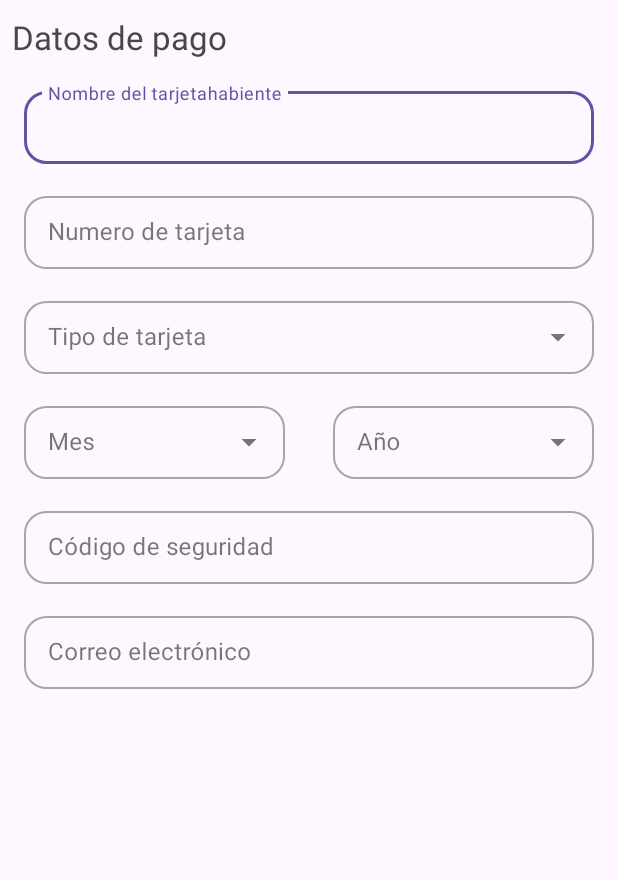
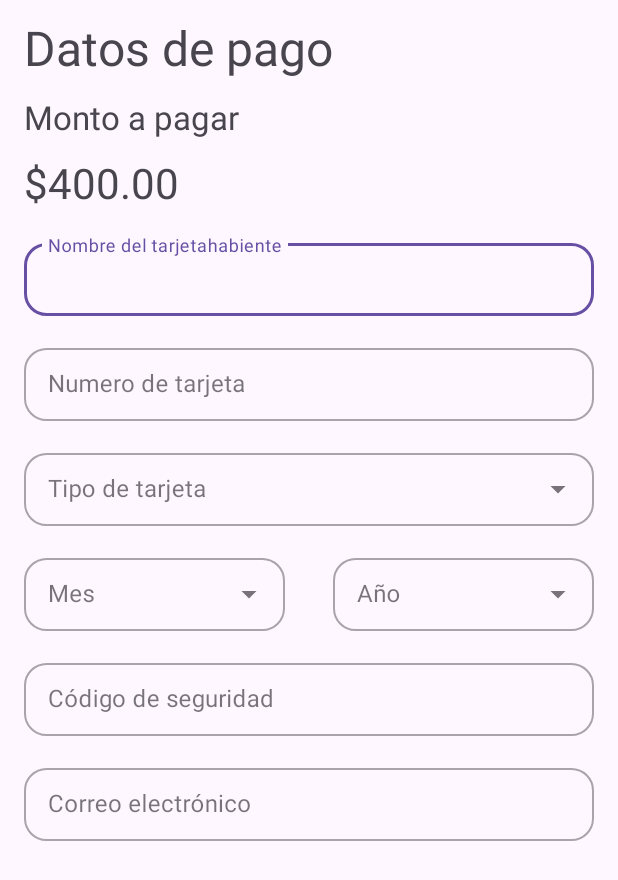
Before and after one commit to anafragoso2/ejercicio1CM, an Android app: the screen it shows after launch (MainActivity), on a phone screen of 412 x 824 dp. Shown: the top 880 px of the screen. Run offline under Robolectric (Android 15) with nearby library versions, the phone set to English and light mode, and no system bars.

Commit message:
monto a pagar added

```diff
--- a/Ejercicio1/app/src/main/java/com/example/ejercicio1/MainActivity.kt
+++ b/Ejercicio1/app/src/main/java/com/example/ejercicio1/MainActivity.kt
@@ -7,6 +7,9 @@ import androidx.core.view.ViewCompat
 import androidx.core.view.WindowInsetsCompat
 
 class MainActivity : AppCompatActivity() {
+
+
+
     override fun onCreate(savedInstanceState: Bundle?) {
         super.onCreate(savedInstanceState)
         enableEdgeToEdge()
--- a/Ejercicio1/app/src/main/res/layout/activity_main.xml
+++ b/Ejercicio1/app/src/main/res/layout/activity_main.xml
@@ -12,9 +12,30 @@
         android:layout_width="match_parent"
         android:layout_height="wrap_content"
         android:layout_marginTop="10dp"
-        android:layout_marginStart="8dp"
+
+        android:layout_marginStart="16dp"
+        android:layout_marginEnd="16dp"
         android:text="Datos de pago"
+        android:textSize="32sp"
+        />
+
+    <TextView
+        android:layout_width="match_parent"
+        android:layout_height="wrap_content"
+        android:layout_marginTop="10dp"
+        android:layout_marginStart="16dp"
+        android:layout_marginEnd="16dp"
+        android:text="Monto a pagar"
         android:textSize="22sp" />
+
+    <TextView
+        android:layout_width="match_parent"
+        android:layout_height="wrap_content"
+        android:layout_marginTop="10dp"
+        android:layout_marginStart="16dp"
+        android:layout_marginEnd="16dp"
+        android:text="$400.00"
+        android:textSize="28sp" />
 
     <com.google.android.material.textfield.TextInputLayout
         android:id="@+id/tilNombreTarjetahabiente"
```
